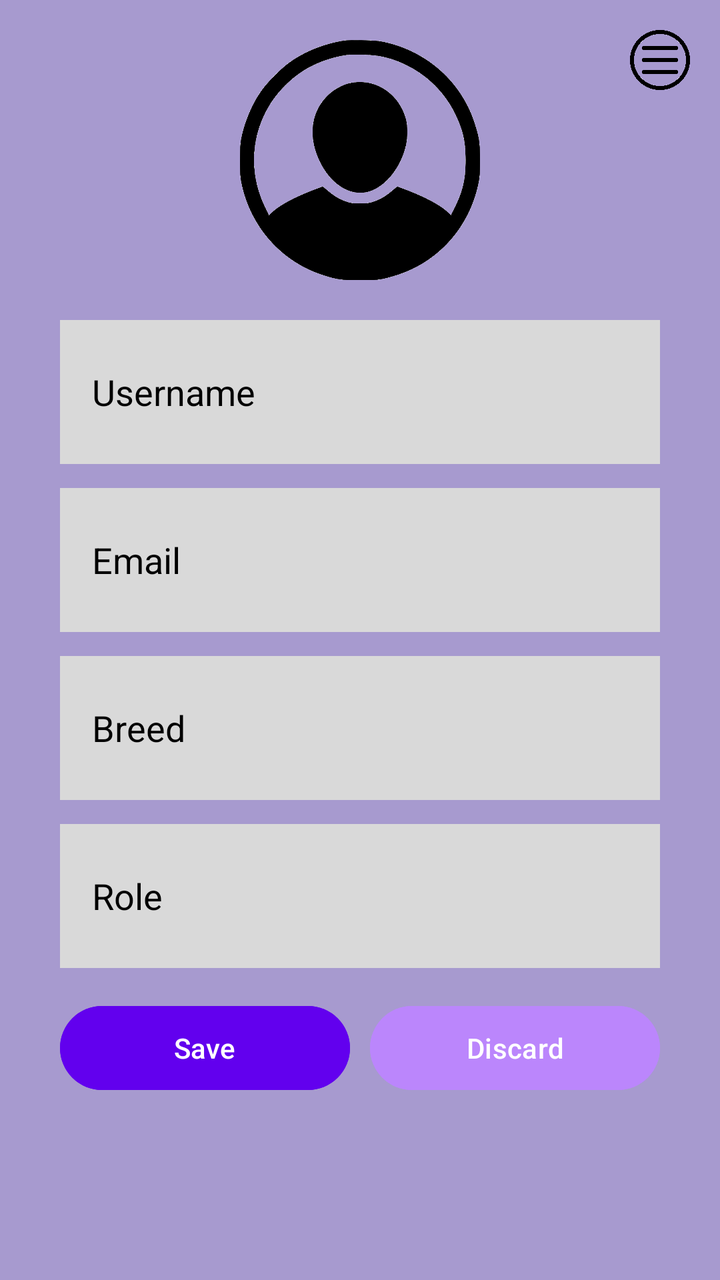
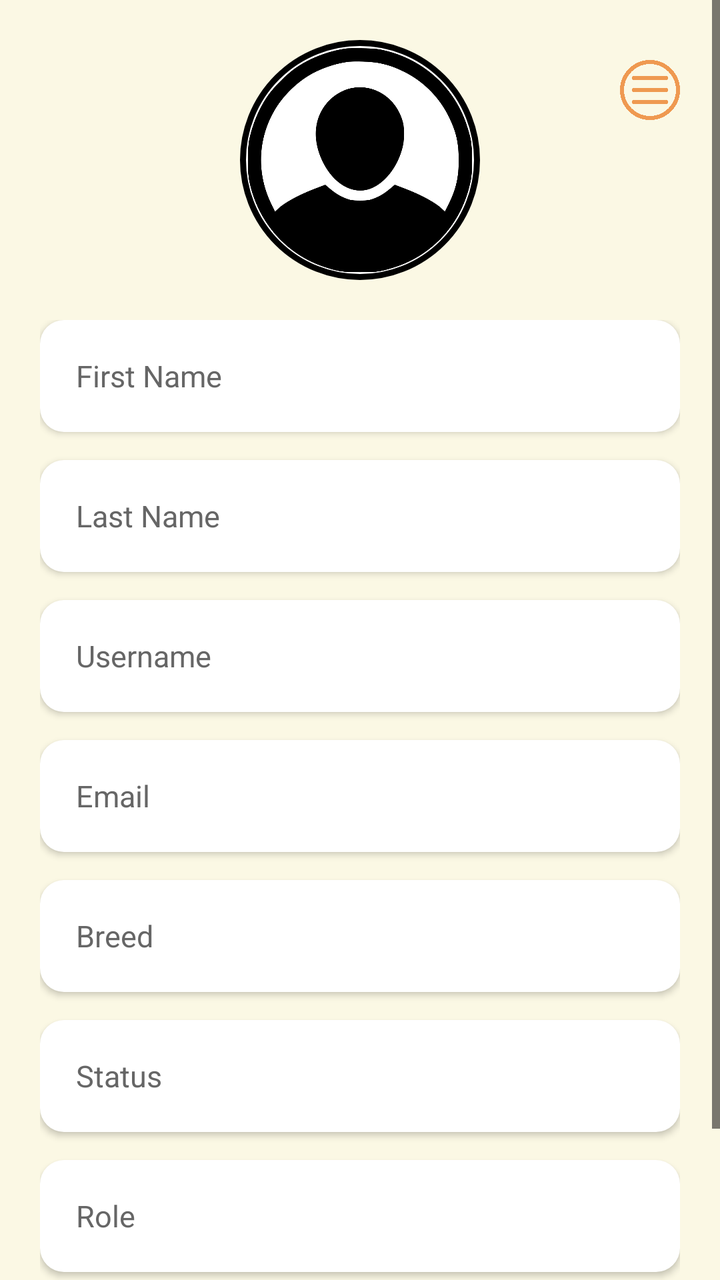

Two renders of the same Android screen: before a commit and after it. Below are the layout's source before the change and the commit's diff.
<!-- AndroidManifest.xml: application theme Theme.BunnyCare -->
<!-- res/layout/fragment_account.xml -->
<RelativeLayout xmlns:android="http://schemas.android.com/apk/res/android"
    android:layout_width="match_parent"
    android:layout_height="match_parent"
    android:background="@color/lavender">

    <ImageView
        android:id="@+id/menuIcon"
        android:layout_width="30dp"
        android:layout_height="30dp"
        android:layout_alignParentEnd="true"
        android:layout_margin="15dp"
        android:src="@drawable/menu" />

    <ImageView
        android:id="@+id/profileImage"
        android:layout_width="120dp"
        android:layout_height="120dp"
        android:layout_centerHorizontal="true"
        android:layout_marginTop="20dp"
        android:src="@drawable/account_user"
        android:clickable="true"
        android:focusable="true"
        android:scaleType="centerCrop"
        android:background="?attr/selectableItemBackgroundBorderless" />

    <LinearLayout
        android:layout_below="@id/profileImage"
        android:layout_width="match_parent"
        android:layout_height="wrap_content"
        android:orientation="vertical"
        android:padding="20dp"
        android:gravity="center_horizontal">

        <EditText
            android:id="@+id/accountUsername"
            android:layout_width="300dp"
            android:layout_height="72dp"
            android:hint="Username"
            android:textColor="@android:color/black"
            android:textColorHint="@android:color/black"
            android:background="@color/light_gray"
            android:padding="16dp"
            android:layout_marginBottom="12dp" />

        <EditText
            android:id="@+id/accountEmail"
            android:layout_width="300dp"
            android:layout_height="72dp"
            android:hint="Email"
            android:textColor="@android:color/black"
            android:textColorHint="@android:color/black"
            android:background="@color/light_gray"
            android:padding="16dp"
            android:layout_marginBottom="12dp" />

        <AutoCompleteTextView
            android:id="@+id/accountBreed"
            android:layout_width="300dp"
            android:layout_height="72dp"
            android:hint="Breed"
            android:textColor="@android:color/black"
            android:textColorHint="@android:color/black"
            android:background="@color/light_gray"
            android:padding="16dp"
            android:layout_marginBottom="12dp"
            android:inputType="none" />

        <AutoCompleteTextView
            android:id="@+id/accountRole"
            android:layout_width="300dp"
            android:layout_height="72dp"
            android:hint="Role"
            android:textColor="@android:color/black"
            android:textColorHint="@android:color/black"
            android:background="@color/light_gray"
            android:padding="16dp"
            android:layout_marginBottom="15dp"
            android:inputType="none" />

        <LinearLayout
            android:layout_width="300dp"
            android:layout_height="wrap_content"
            android:orientation="horizontal">

            <Button
                android:id="@+id/btnSave"
                android:layout_width="0dp"
                android:layout_weight="1"
                android:layout_height="50dp"
                android:text="Save"
                android:backgroundTint="@color/purple_500"
                android:textColor="@android:color/white" />

            <Button
                android:id="@+id/btnDiscard"
                android:layout_width="0dp"
                android:layout_weight="1"
                android:layout_height="50dp"
                android:layout_marginStart="10dp"
                android:text="Discard"
                android:backgroundTint="@color/purple_200"
                android:textColor="@android:color/white" />
        </LinearLayout>

    </LinearLayout>

</RelativeLayout>
<!-- resources referenced by this layout -->
<resources>
  <color name="lavender">#A79ACF</color>
  <color name="light_gray">#D9D9D9</color>
  <color name="purple_200">#FFBB86FC</color>
  <color name="purple_500">#FF6200EE</color>
  <!-- drawable account_user: png bitmap (drawable, 32449 bytes) -->
  <!-- drawable menu: png bitmap (drawable, 53109 bytes) -->
  <style name="Theme.BunnyCare" parent="Base.Theme.BunnyCare" />
  <style name="Base.Theme.BunnyCare" parent="Theme.Material3.DayNight.NoActionBar">
          
          
      </style>
</resources>

<!-- the commit's change to res/layout/fragment_account.xml (unified diff, before → after) -->
@@ -1,107 +1,195 @@
-<RelativeLayout xmlns:android="http://schemas.android.com/apk/res/android"
+<?xml version="1.0" encoding="utf-8"?>
+<ScrollView xmlns:android="http://schemas.android.com/apk/res/android"
+    xmlns:app="http://schemas.android.com/apk/res-auto"
     android:layout_width="match_parent"
     android:layout_height="match_parent"
-    android:background="@color/lavender">
-
-    <ImageView
-        android:id="@+id/menuIcon"
-        android:layout_width="30dp"
-        android:layout_height="30dp"
-        android:layout_alignParentEnd="true"
-        android:layout_margin="15dp"
-        android:src="@drawable/menu" />
-
-    <ImageView
-        android:id="@+id/profileImage"
-        android:layout_width="120dp"
-        android:layout_height="120dp"
-        android:layout_centerHorizontal="true"
-        android:layout_marginTop="20dp"
-        android:src="@drawable/account_user"
-        android:clickable="true"
-        android:focusable="true"
-        android:scaleType="centerCrop"
-        android:background="?attr/selectableItemBackgroundBorderless" />
+    android:background="@color/cream_bg"
+    android:fillViewport="true">
 
     <LinearLayout
-        android:layout_below="@id/profileImage"
         android:layout_width="match_parent"
         android:layout_height="wrap_content"
-        android:orientation="vertical"
-        android:padding="20dp"
-        android:gravity="center_horizontal">
+        android:orientation="vertical">
 
-        <EditText
-            android:id="@+id/accountUsername"
-            android:layout_width="300dp"
-            android:layout_height="72dp"
-            android:hint="Username"
-            android:textColor="@android:color/black"
-            android:textColorHint="@android:color/black"
-            android:background="@color/light_gray"
-            android:padding="16dp"
-            android:layout_marginBottom="12dp" />
+        
 
-        <EditText
-            android:id="@+id/accountEmail"
-            android:layout_width="300dp"
-            android:layout_height="72dp"
-            android:hint="Email"
-            android:textColor="@android:color/black"
-            android:textColorHint="@android:color/black"
-            android:background="@color/light_gray"
-            android:padding="16dp"
-            android:layout_marginBottom="12dp" />
+        <RelativeLayout
+            android:layout_width="match_parent"
+            android:layout_height="wrap_content"
+            android:padding="20dp">
 
-        <AutoCompleteTextView
-            android:id="@+id/accountBreed"
-            android:layout_width="300dp"
-            android:layout_height="72dp"
-            android:hint="Breed"
-            android:textColor="@android:color/black"
-            android:textColorHint="@android:color/black"
-            android:background="@color/light_gray"
-            android:padding="16dp"
-            android:layout_marginBottom="12dp"
-            android:inputType="none" />
+            <ImageView
+                android:id="@+id/menuIcon"
+                android:layout_width="30dp"
+                android:layout_height="30dp"
+                android:layout_alignParentEnd="true"
+                android:layout_marginTop="10dp"
+                android:contentDescription="Menu"
+                android:src="@drawable/menu"
+                app:tint="@color/Orangie" />
 
-        <AutoCompleteTextView
-            android:id="@+id/accountRole"
-            android:layout_width="300dp"
-            android:layout_height="72dp"
-            android:hint="Role"
-            android:textColor="@android:color/black"
-            android:textColorHint="@android:color/black"
-            android:background="@color/light_gray"
-            android:padding="16dp"
-            android:layout_marginBottom="15dp"
-            android:inputType="none" />
+            <ImageView
+                android:id="@+id/profileImage"
+                android:layout_width="120dp"
+                android:layout_height="120dp"
+                android:layout_centerHorizontal="true"
+                android:background="@drawable/profile_border_bg"
+                android:clickable="true"
+                android:contentDescription="Profile photo"
+                android:focusable="true"
+                android:padding="4dp"
+                android:scaleType="centerCrop"
+                android:src="@drawable/account_user" />
+
+        </RelativeLayout>
 
         <LinearLayout
-            android:layout_width="300dp"
+            android:layout_width="match_parent"
             android:layout_height="wrap_content"
-            android:orientation="horizontal">
+            android:gravity="center_horizontal"
+            android:orientation="vertical"
+            android:paddingHorizontal="20dp"
+            android:paddingBottom="20dp">
 
-            <Button
-                android:id="@+id/btnSave"
-                android:layout_width="0dp"
-                android:layout_weight="1"
-                android:layout_height="50dp"
-                android:text="Save"
-                android:backgroundTint="@color/purple_500"
-                android:textColor="@android:color/white" />
+            <EditText
+                android:id="@+id/accountFirstName"
+                android:layout_width="match_parent"
+                android:layout_height="56dp"
+                android:layout_marginBottom="14dp"
+                android:background="@drawable/edittext_bg"
+                android:elevation="2dp"
+                android:gravity="center_vertical"
+                android:hint="First Name"
+                android:paddingHorizontal="18dp"
+                android:textColor="@color/black"
+                android:textColorHint="#666666"
+                android:textSize="15sp" />
 
-            <Button
-                android:id="@+id/btnDiscard"
-                android:layout_width="0dp"
-                android:layout_weight="1"
-                android:layout_height="50dp"
-                android:layout_marginStart="10dp"
-                android:text="Discard"
-                android:backgroundTint="@color/purple_200"
-                android:textColor="@android:color/white" />
+            <EditText
+                android:id="@+id/accountLastName"
+                android:layout_width="match_parent"
+                android:layout_height="56dp"
+                android:layout_marginBottom="14dp"
+                android:background="@drawable/edittext_bg"
+                android:elevation="2dp"
+                android:gravity="center_vertical"
+                android:hint="Last Name"
+                android:paddingHorizontal="18dp"
+                android:textColor="@color/black"
+                android:textColorHint="#666666"
+                android:textSize="15sp" />
+
+            <EditText
+                android:id="@+id/accountUsername"
+                android:layout_width="match_parent"
+                android:layout_height="56dp"
+                android:layout_marginBottom="14dp"
+                android:background="@drawable/edittext_bg"
+                android:elevation="2dp"
+                android:gravity="center_vertical"
+                android:hint="Username"
+                android:paddingHorizontal="18dp"
+                android:textColor="@color/black"
+                android:textColorHint="#666666"
+                android:textSize="15sp" />
+
+            <EditText
+                android:id="@+id/accountEmail"
+                android:layout_width="match_parent"
+                android:layout_height="56dp"
+                android:layout_marginBottom="14dp"
+                android:background="@drawable/edittext_bg"
+                android:elevation="2dp"
+                android:gravity="center_vertical"
+                android:hint="Email"
+                android:inputType="textEmailAddress"
+                android:paddingHorizontal="18dp"
+                android:textColor="@color/black"
+                android:textColorHint="#666666"
+                android:textSize="15sp" />
+
+            <AutoCompleteTextView
+                android:id="@+id/accountBreed"
+                android:layout_width="match_parent"
+                android:layout_height="56dp"
+                android:layout_marginBottom="14dp"
+                android:background="@drawable/edittext_bg"
+                android:elevation="2dp"
+                android:gravity="center_vertical"
+                android:hint="Breed"
+                android:inputType="none"
+                android:paddingHorizontal="18dp"
+                android:textColor="@color/black"
+                android:textColorHint="#666666"
+                android:textSize="15sp" />
+
+            <AutoCompleteTextView
+                android:id="@+id/accountStatus"
+                android:layout_width="match_parent"
+                android:layout_height="56dp"
+                android:layout_marginBottom="14dp"
+                android:background="@drawable/edittext_bg"
+                android:elevation="2dp"
+                android:gravity="center_vertical"
+                android:hint="Status"
+                android:inputType="none"
+                android:paddingHorizontal="18dp"
+                android:textColor="@color/black"
+                android:textColorHint="#666666"
+                android:textSize="15sp" />
+
+            <AutoCompleteTextView
+                android:id="@+id/accountRole"
+                android:layout_width="match_parent"
+                android:layout_height="56dp"
+                android:layout_marginBottom="20dp"
+                android:background="@drawable/edittext_bg"
+                android:elevation="2dp"
+                android:gravity="center_vertical"
+                android:hint="Role"
+                android:inputType="none"
+                android:paddingHorizontal="18dp"
+                android:textColor="@color/black"
+                android:textColorHint="#666666"
+                android:textSize="15sp" />
+
+            <LinearLayout
+                android:layout_width="match_parent"
+                android:layout_height="wrap_content"
+                android:orientation="horizontal">
+
+                <Button
+                    android:id="@+id/btnSave"
+                    android:layout_width="0dp"
+                    android:layout_height="50dp"
+                    android:layout_weight="1"
+                    android:background="@drawable/button_register_bg"
+                    android:backgroundTint="@null"
+                    android:text="Save Changes"
+                    android:textAllCaps="false"
+                    android:textColor="@android:color/white"
+                    android:textStyle="bold"
+                    app:backgroundTint="@null" />
+
+                <Button
+                    android:id="@+id/btnDiscard"
+                    android:layout_width="0dp"
+                    android:layout_height="50dp"
+                    android:layout_marginStart="12dp"
+                    android:layout_weight="1"
+                    android:background="@drawable/card_bg"
+                    android:backgroundTint="@null"
+                    android:elevation="2dp"
+                    android:text="Discard"
+                    android:textAllCaps="false"
+                    android:textColor="@color/black"
+                    android:textStyle="bold"
+                    app:backgroundTint="@null" />
+
+            </LinearLayout>
+
         </LinearLayout>
 
     </LinearLayout>
 
-</RelativeLayout>
+</ScrollView>
<!-- resource entries referenced after the edit -->
@@ -1,12 +1,42 @@
 <!-- resources referenced by this layout -->
 <resources>
-  <color name="lavender">#A79ACF</color>
-  <color name="light_gray">#D9D9D9</color>
-  <color name="purple_200">#FFBB86FC</color>
-  <color name="purple_500">#FF6200EE</color>
+  <color name="Orangie">#EF9950</color>
+  <color name="black">#FF000000</color>
+  <color name="cream_bg">#FBF8E4</color>
   <!-- drawable account_user: png bitmap (drawable, 32449 bytes) -->
+  <!-- drawable button_register_bg (drawable) -->
+  <?xml version="1.0" encoding="utf-8"?>
+  <shape xmlns:android="http://schemas.android.com/apk/res/android"
+      android:shape="rectangle">
+      <solid android:color="@color/Orangie" />
+      <corners android:radius="28dp" />
+  </shape>
+  <!-- drawable card_bg (drawable) -->
+  <?xml version="1.0" encoding="utf-8"?>
+  <shape xmlns:android="http://schemas.android.com/apk/res/android"
+      android:shape="rectangle">
+      <solid android:color="@android:color/white" />
+      <corners android:radius="16dp" />
+  </shape>
+  <!-- drawable edittext_bg (drawable) -->
+  <?xml version="1.0" encoding="utf-8"?>
+  <shape xmlns:android="http://schemas.android.com/apk/res/android"
+      android:shape="rectangle">
+      <solid android:color="@color/white" />
+      <corners android:radius="12dp" />
+  </shape>
   <!-- drawable menu: png bitmap (drawable, 53109 bytes) -->
+  <!-- drawable profile_border_bg (drawable) -->
+  <?xml version="1.0" encoding="utf-8"?>
+  <shape xmlns:android="http://schemas.android.com/apk/res/android"
+      android:shape="oval">
+      <solid android:color="@android:color/white" />
+      <stroke
+          android:width="3dp"
+          android:color="@color/black" />
+  </shape>
   <style name="Theme.BunnyCare" parent="Base.Theme.BunnyCare" />
+  <color name="white">#FFFFFFFF</color>
   <style name="Base.Theme.BunnyCare" parent="Theme.Material3.DayNight.NoActionBar">
           
           
